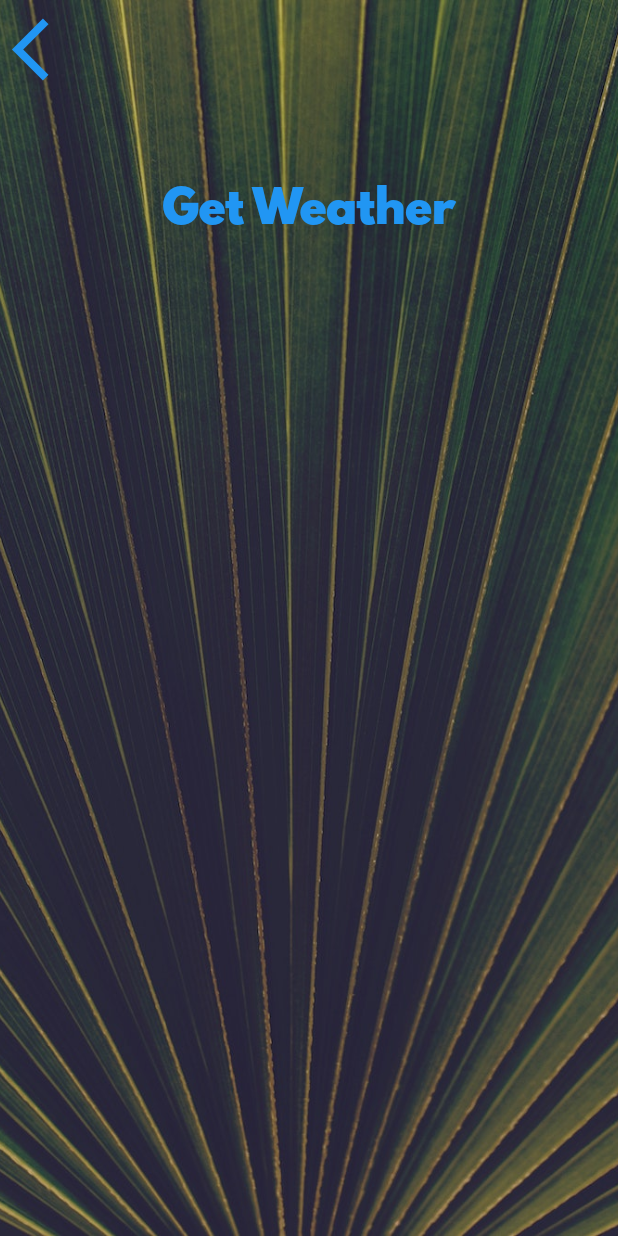
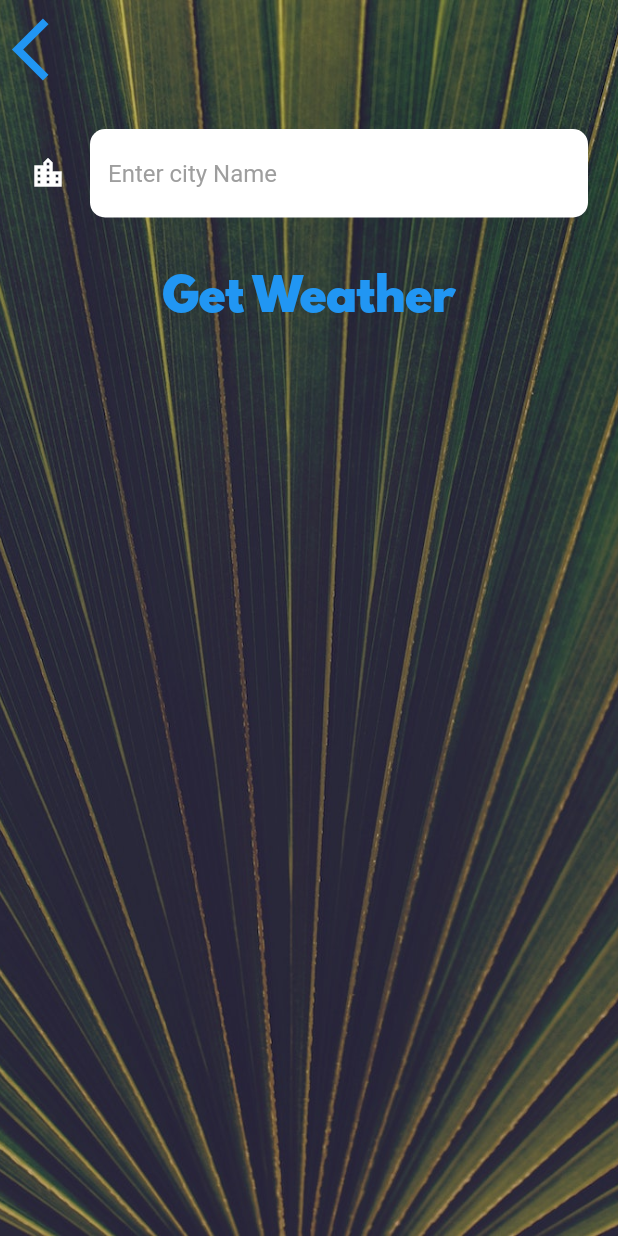
Before and after one commit to HeratUni-CS/clima-hazrat2023, a Flutter app: the CityScreen screen opened directly, on a phone screen of 412 x 824 dp. Run offline on Flutter 3.47's test engine with Material 2 defaults, Android fonts, the phone set to English and light mode, and no system bars; our stand-ins replace flutter_spinkit, geolocator; network calls fail.

```diff
--- a/lib/screens/city_screen.dart
+++ b/lib/screens/city_screen.dart
@@ -7,6 +7,8 @@ class CityScreen extends StatefulWidget {
 }
 
 class _CityScreenState extends State<CityScreen> {
+  String cityName;
+
   @override
   Widget build(BuildContext context) {
     return Scaffold(
@@ -24,7 +26,9 @@ class _CityScreenState extends State<CityScreen> {
               Align(
                 alignment: Alignment.topLeft,
                 child: TextButton(
-                  onPressed: () {},
+                  onPressed: () {
+                    Navigator.pop(context);
+                  },
                   child: Icon(
                     Icons.arrow_back_ios,
                     size: 50.0,
@@ -33,10 +37,20 @@ class _CityScreenState extends State<CityScreen> {
               ),
               Container(
                 padding: EdgeInsets.all(20.0),
-                child: null,
+                child: TextField(
+                  style: TextStyle(
+                    color: Colors.black,
+                  ),
+                  decoration: kTextFieldInputDecoration,
+                  onChanged: (value) {
+                    cityName = value;
+                  },
+                ),
               ),
               TextButton(
-                onPressed: () {},
+                onPressed: () {
+                  Navigator.pop(context, cityName);
+                },
                 child: Text(
                   'Get Weather',
                   style: kButtonTextStyle,
--- a/lib/utilities/constants.dart
+++ b/lib/utilities/constants.dart
@@ -18,3 +18,22 @@ const kButtonTextStyle = TextStyle(
 const kConditionTextStyle = TextStyle(
   fontSize: 100.0,
 );
+
+const kTextFieldInputDecoration =  InputDecoration(
+  filled: true,
+  fillColor: Colors.white,
+  icon: Icon(
+    Icons.location_city,
+    color: Colors.white,
+  ),
+  hintText: 'Enter city Name',
+  hintStyle: TextStyle(
+    color: Colors.grey,
+  ),
+  border: OutlineInputBorder(
+    borderRadius: BorderRadius.all(
+      Radius.circular(10.0),
+    ),
+    borderSide: BorderSide.none,
+  ),
+);
--- a/pubspec.yaml
+++ b/pubspec.yaml
@@ -6,13 +6,17 @@ publish_to: 'none' # Remove this line if you wish to publish to pub.dev
 version: 1.0.0+1
 
 environment:
-  sdk: '>=2.19.6 <3.0.0'
+#  sdk: '>=2.19.6 <3.0.0'
+  sdk: ">2.2.0 <3.0.0"
 
 dependencies:
   flutter:
     sdk: flutter
 
   cupertino_icons: ^1.0.2
+  geolocator: ^3.0.1
+  http: ^0.12.0+2
+  flutter_spinkit: ^3.1.0
 
 dev_dependencies:
   flutter_test:
```
Also changed, not shown: lib/screens/loading_screen.dart (+27 -6 lines), lib/screens/location_screen.dart (+52 -5 lines), lib/services/location.dart (+19 -0 lines), lib/services/networking.dart (+20 -0 lines), lib/services/weather.dart (+25 -0 lines), scratch.dart (+32 -0 lines), pubspec.lock, 1 other file.
